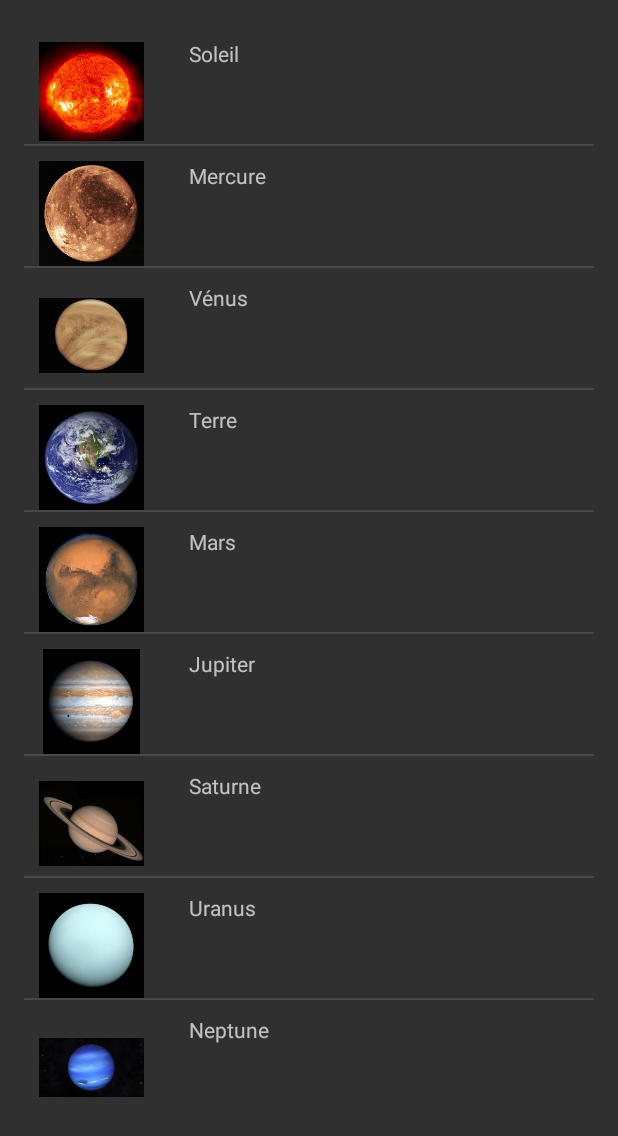
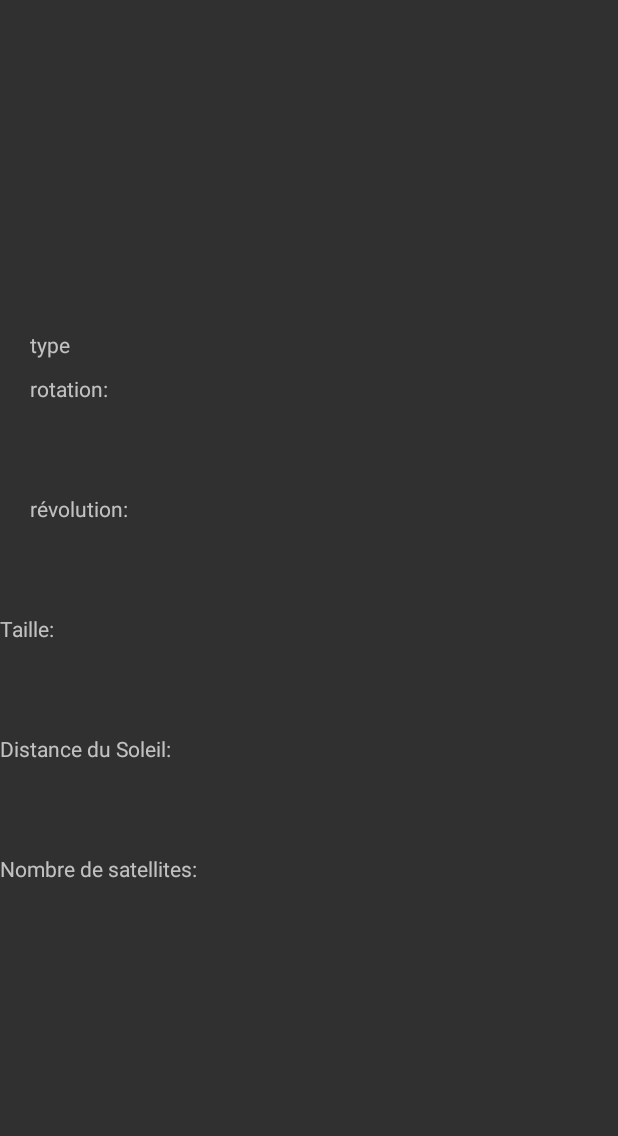
Before and after one commit to benoitpuech/planetarium, an Android app: the DetalsActivity screen opened directly, with no data from a screen before it, on a phone screen of 412 x 824 dp. Shown: the top 1136 px of the screen. Run offline under Robolectric (Android 15) with nearby library versions, the phone set to English and light mode, and no system bars; 8 statements that could not run were skipped.

Commit message:
class rename

```diff
--- a/app/src/main/AndroidManifest.xml
+++ b/app/src/main/AndroidManifest.xml
@@ -13,7 +13,6 @@
 
         <activity android:name=".SunActivity" />
         <activity android:name=".DetalsActivity" />
-        <activity android:name=".TestActivity" />
         <activity android:name=".LaunchSplashScreen">
             <intent-filter>
             <action android:name="android.intent.action.MAIN" />
--- a/app/src/main/java/com/laguigne/benoitpuech/cosmos/DetalsActivity.java
+++ b/app/src/main/java/com/laguigne/benoitpuech/cosmos/DetalsActivity.java
@@ -1,52 +1,45 @@
 package com.laguigne.benoitpuech.cosmos;
 
 import android.content.Intent;
-import android.os.Parcelable;
 import android.support.v7.app.AppCompatActivity;
 import android.os.Bundle;
-import android.view.View;
-import android.widget.AdapterView;
-import android.widget.ListAdapter;
-import android.widget.ListView;
-
-import java.io.Serializable;
-import java.util.ArrayList;
-
-import static com.laguigne.benoitpuech.cosmos.R.id.add;
+import android.widget.ImageView;
+import android.widget.TextView;
 
 public class DetalsActivity extends AppCompatActivity {
 
-    private ListView listplanet;
-    private final ArrayList<Planet>ArrayPlanet = new ArrayList<>();
-    public static final String PLANETE = "com.laguigne.benoitpuech.cosmos";
+    private ImageView photo;
+    private TextView name, type, rotate, revolution, size, range, satellites;
 
     @Override
     protected void onCreate(Bundle savedInstanceState) {
         super.onCreate(savedInstanceState);
-        setContentView(R.layout.activity_detals);
+        setContentView(R.layout.activity_test);
 
-        listplanet = (ListView) findViewById(R.id.idlist_item);
+        Planet planet = (Planet) getIntent().getSerializableExtra("Test");
 
-        ArrayPlanet.add(new Planet(R.drawable.soleil_logo, "Soleil", "Étoile", "27 jours", "acune", 1392684, 0, 0));
-        ArrayPlanet.add(new Planet(R.drawable.mercure_logo, "Mercure", "Planète tellurique", "59 jours", "88 jours", 4879, 58, 0));
-        ArrayPlanet.add(new Planet(R.drawable.venus_logo, "Vénus", "Planète tellurique", "243 jours", "224 jours", 12100, 108, 0));
-        ArrayPlanet.add(new Planet(R.drawable.earth_logo, "Terre", "Planète tellurique", "365 jours", "1 jour", 12756, 149, 1));
-        ArrayPlanet.add(new Planet(R.drawable.mars_logo, "Mars", "Planète tellurique", "1 an et 11 mois", "24 heures 37 minutes", 6792, 228, 2));
-        ArrayPlanet.add(new Planet(R.drawable.jupiter_logo, "Jupiter", "Planète gazeuse", "11 ans et 315 jours", "10 heures", 142184, 816, 16));
-        ArrayPlanet.add(new Planet(R.drawable.saturne_logo, "Saturne", "Planète gazeuse", "29 ans et 167 jours", "10h et 14 minutes", 120636, 1429, 21));
-        ArrayPlanet.add(new Planet(R.drawable.uranus_logo, "Uranus", "Planète gazeuse", "83 ans et 7 jours", "15 heures et 30 minutes", 51118, 2875, 15));
-        ArrayPlanet.add(new Planet(R.drawable.neptune_logo, "Neptune", "Planète gazeuse", "164 ans et 280 jours", "16 heures", 49532, 4504, 8));
+        photo = (ImageView) findViewById(R.id.idImage);
+        photo.setImageResource(planet.getImage());
 
+        name = (TextView) findViewById(R.id.idName);
+        name.setText(planet.getName());
 
-        final CustomListAdapter adapter = new CustomListAdapter(this, ArrayPlanet);
-        listplanet.setAdapter(adapter);
-        listplanet.setOnItemClickListener(new AdapterView.OnItemClickListener() {
-            @Override
-            public void onItemClick(AdapterView<?> parent, View view, int position, long id) {
-                Intent intent = new Intent(DetalsActivity.this, TestActivity.class);
-                intent.putExtra("Test", ArrayPlanet.get(position));
-                startActivity(intent);
-            }
-        });
+        type = (TextView) findViewById(R.id.idtype);
+        type.setText(planet.getType());
+
+        rotate = (TextView) findViewById(R.id.idRotate);
+        rotate.setText(planet.getTour());
+
+        revolution = (TextView) findViewById(R.id.idRevolution);
+        revolution.setText(planet.getRevolution());
+
+        size = (TextView) findViewById(R.id.idSize);
+        size.setText(planet.getSize().toString());
+
+        range = (TextView) findViewById(R.id.idRange);
+        range.setText(planet.getDistance().toString());
+
+        satellites = (TextView) findViewById(R.id.idSatellite);
+        satellites.setText(planet.getSatellites().toString());
     }
 }
--- a/app/src/main/res/layout/activity_detals.xml
+++ b/app/src/main/res/layout/activity_detals.xml
@@ -8,7 +8,7 @@
     android:paddingLeft="@dimen/activity_horizontal_margin"
     android:paddingRight="@dimen/activity_horizontal_margin"
     android:paddingTop="@dimen/activity_vertical_margin"
-    tools:context="com.laguigne.benoitpuech.cosmos.DetalsActivity">
+    tools:context="com.laguigne.benoitpuech.cosmos.SunActivity">
 
     <ListView
         android:layout_width="wrap_content"
--- a/app/src/main/res/layout/activity_test.xml
+++ b/app/src/main/res/layout/activity_test.xml
@@ -5,7 +5,7 @@
     android:layout_width="match_parent"
     android:layout_height="match_parent"
     android:orientation="vertical"
-    tools:context="com.laguigne.benoitpuech.cosmos.TestActivity">
+    tools:context="com.laguigne.benoitpuech.cosmos.DetalsActivity">
 
     <LinearLayout
         android:layout_width="match_parent"
```
Also changed, not shown: app/src/main/java/com/laguigne/benoitpuech/cosmos/MainActivity.java (+1 -6 lines), app/src/main/java/com/laguigne/benoitpuech/cosmos/SunActivity.java (+33 -3 lines), app/src/main/java/com/laguigne/benoitpuech/cosmos/TestActivity.java (deleted, +0 -45 lines), app/src/main/res/layout/activity_sun.xml (deleted, +0 -14 lines).
